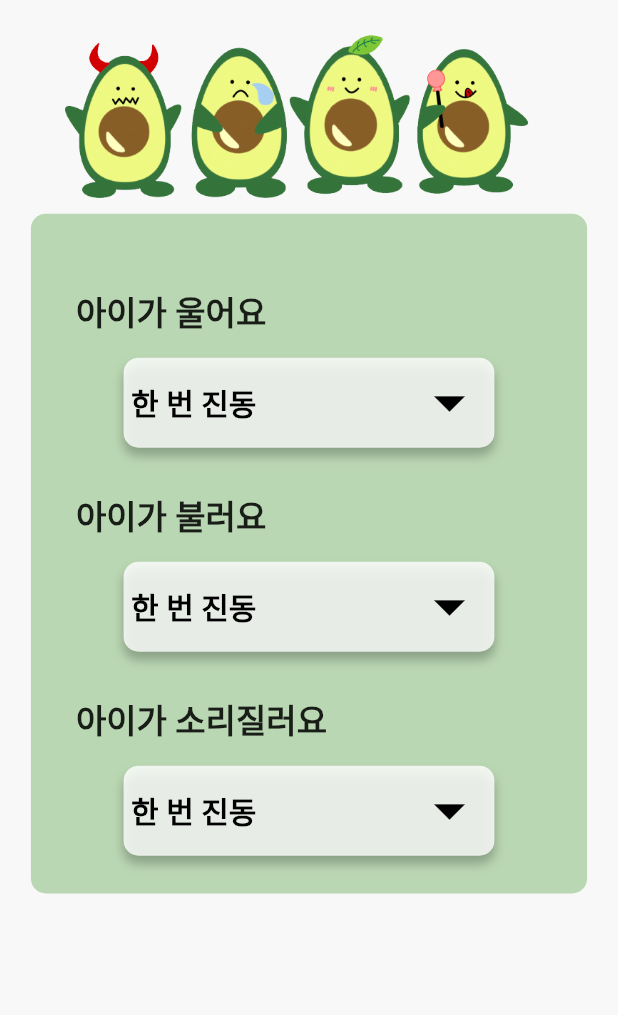
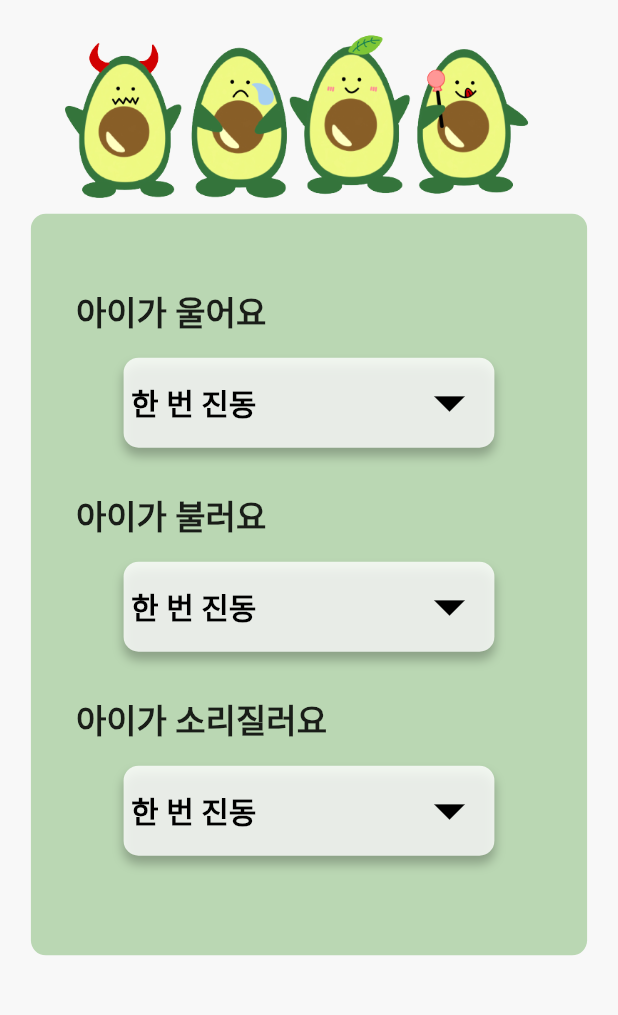
Before and after one commit to EWHACAPSTONE/AVO, a Flutter app: the settingPage screen opened by its route, on a phone screen of 412 x 824 dp, the part 199-1214 px from its top. Run offline on Flutter 3.47's test engine with Material 2 defaults, Android fonts, the phone set to English and light mode, and no system bars; our stand-ins replace firebase_core, firebase_messaging, flutter_local_notifications, get, vibration; missing offline and left inert: system_settings; accounts and stored records are empty; Roboto replaces fonts that are missing (NanumSquare).

Commit message:
SingleChildScrollView 추가 (스크롤 가능하게 만들기)

```diff
--- a/lib/pages/InformationPage.dart
+++ b/lib/pages/InformationPage.dart
@@ -11,7 +11,8 @@ class informationPage extends StatelessWidget{
      var w = MediaQuery.of(context).size.width;
     var h = MediaQuery.of(context).size.height;
     return Scaffold(
-        body: Column(
+        body: SingleChildScrollView(
+          child: Column(
               children: [
           Container(
               alignment: Alignment.centerLeft,
@@ -41,6 +42,7 @@ class informationPage extends StatelessWidget{
            Image(image: (AssetImage('images/avoInfo.png')), width: w * 0.9),
 
               ],
+            ),
         ));
   }
 
--- a/lib/pages/SettingPage.dart
+++ b/lib/pages/SettingPage.dart
@@ -13,7 +13,8 @@ class settingPage extends StatelessWidget {
     var w = MediaQuery.of(context).size.width;
     var h = MediaQuery.of(context).size.height;
     return Scaffold(
-        body: Column(
+        body: SingleChildScrollView(
+          child: Column(
               children: [
           Container(
               alignment: Alignment.centerLeft,
@@ -46,26 +47,27 @@ class settingPage extends StatelessWidget {
                 color: Color(0xffBAD7B3),
               ),
               width: w * 0.9,
-            height: h * 0.55,
+              height: h * 0.6,
               child: Column(
                 children: [
                   SizedBox(height: 20),
                   dropdownTitle("아이가 울어요"),
                   Obx(
                     ()=> DropdownButtonWidget( selectedValue: controller.crySelected.value,
-                            onChanged: (value) => controller.updateCrySelected(value!),),
+                              onChanged: (value) =>controller.updateCrySelected(value!))
                   ),
                   dropdownTitle("아이가 불러요"),
                   Obx
                   (()=>DropdownButtonWidget(selectedValue:controller.callSelected.value,
-                            onChanged: (value) => controller.updateCallSelected(value!),),
+                              onChanged: (value)=>controller.updateCallSelected(value!)),
                   ),
                   dropdownTitle("아이가 소리질러요"),
                    Obx(() =>   DropdownButtonWidget(selectedValue: controller.shoutSelected.value,
-            onChanged: (value) => controller.updateShoutSelected(value!),)),
+              onChanged: (value) =>controller.updateShoutSelected(value!))),
                 ],
               ))
               ],
+            ),
         ));
   }
 
```
Lines whose indentation alone changed are shown as unchanged.
